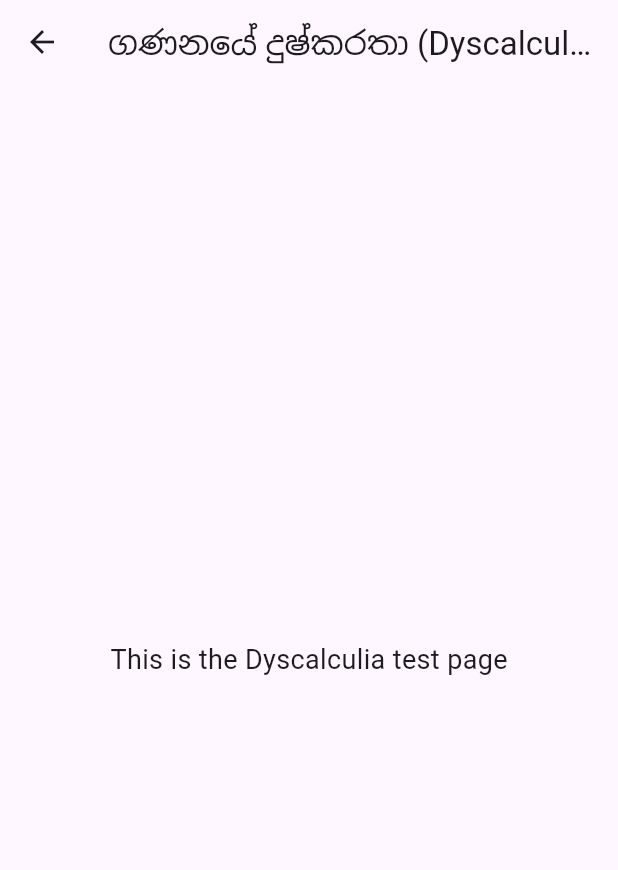
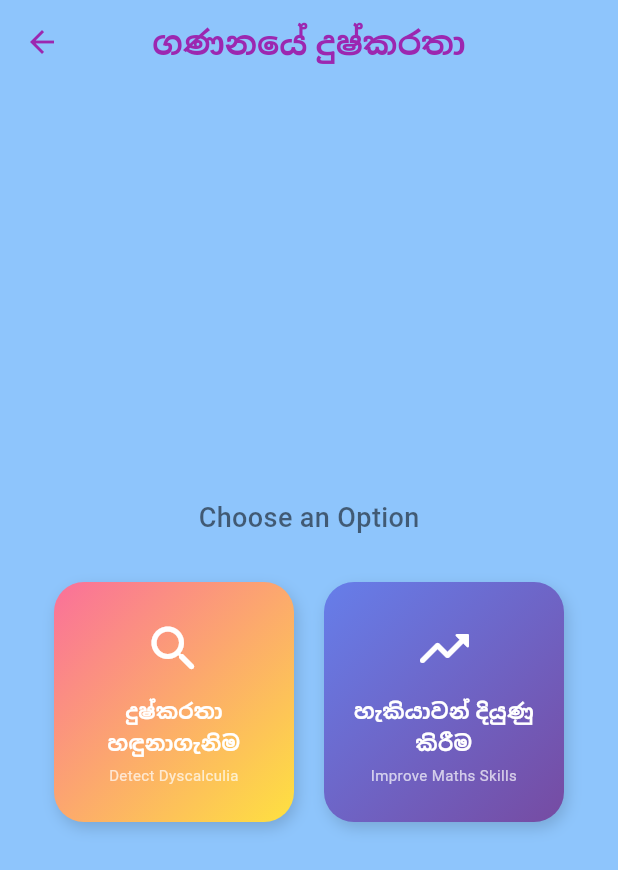
Before and after one commit to anupamamaheepala/RP_Frontend, a Flutter app: the DyscalculiaPage screen opened directly, on a phone screen of 412 x 824 dp. Shown: the top 870 px of the screen. Run offline on Flutter 3.47's test engine with Material 3 defaults, Android fonts, the phone set to English and light mode, and no system bars; missing offline and left inert: record.

Commit message:
update dyscal pages

```diff
--- a/lib/pages/dyscalculia_page.dart
+++ b/lib/pages/dyscalculia_page.dart
@@ -1,15 +1,141 @@
 import 'package:flutter/material.dart';
+import '/theme.dart'; // Ensure theme.dart is imported
+import 'Dyscalculia/dyscal_grade.dart'; // Import for Detect page
+import 'Dyscalculia/dyscal_improve.dart'; // Import for Improve page
 
 class DyscalculiaPage extends StatelessWidget {
   const DyscalculiaPage({super.key});
 
+  Widget _buildSquareButton({
+    required BuildContext context,
+    required String titleSi,
+    required String titleEn,
+    required IconData icon,
+    required Gradient gradient,
+    required VoidCallback onTap,
+  }) {
+    return GestureDetector(
+      onTap: onTap,
+      child: Container(
+        width: 160,
+        height: 160,
+        padding: const EdgeInsets.all(16),
+        decoration: BoxDecoration(
+          gradient: gradient,
+          borderRadius: BorderRadius.circular(20),
+          boxShadow: [
+            BoxShadow(
+              color: Colors.black.withOpacity(0.15),
+              blurRadius: 8,
+              offset: const Offset(2, 4),
+            ),
+          ],
+        ),
+        child: Column(
+          mainAxisAlignment: MainAxisAlignment.center,
+          children: [
+            Icon(icon, size: 40, color: Colors.white),
+            const SizedBox(height: 12),
+            Text(
+              titleSi,
+              textAlign: TextAlign.center,
+              style: const TextStyle(
+                fontSize: 14, // Slightly smaller to fit Sinhala text
+                fontWeight: FontWeight.bold,
+                color: Colors.white,
+              ),
+            ),
+            const SizedBox(height: 4),
+            Text(
+              titleEn,
+              textAlign: TextAlign.center,
+              style: const TextStyle(
+                fontSize: 10,
+                color: Colors.white70,
+              ),
+            ),
+          ],
+        ),
+      ),
+    );
+  }
+
   @override
   Widget build(BuildContext context) {
     return Scaffold(
-      appBar: AppBar(title: const Text('ගණනයේ දුෂ්කරතා (Dyscalculia)')),
-      body: const Center(
-        child: Text('This is the Dyscalculia test page',
-            style: TextStyle(fontSize: 18)),
+      // Matching the Home Page background color
+      backgroundColor: const Color(0xFF8EC5FC),
+      appBar: AppBar(
+        backgroundColor: Colors.transparent,
+        elevation: 0,
+        leading: IconButton(
+          icon: const Icon(Icons.arrow_back, color: Colors.purple),
+          onPressed: () => Navigator.pop(context),
+        ),
+        title: const Text(
+          'ගණනයේ දුෂ්කරතා',
+          style: TextStyle(color: Colors.purple, fontWeight: FontWeight.bold),
+        ),
+        centerTitle: true,
+      ),
+      body: Center(
+        child: Padding(
+          padding: const EdgeInsets.all(16.0),
+          child: Column(
+            mainAxisAlignment: MainAxisAlignment.center,
+            children: [
+              const Text(
+                "Choose an Option",
+                style: TextStyle(
+                  fontSize: 18,
+                  fontWeight: FontWeight.w500,
+                  color: Colors.black54,
+                ),
+              ),
+              const SizedBox(height: 30),
+
+              // Row containing the two square buttons
+              Row(
+                mainAxisAlignment: MainAxisAlignment.spaceEvenly,
+                children: [
+                  // Button 1: Detect Dyscalculia
+                  _buildSquareButton(
+                    context: context,
+                    titleSi: 'දුෂ්කරතා හඳුනාගැනිම',
+                    titleEn: 'Detect Dyscalculia',
+                    icon: Icons.search_rounded,
+                    gradient: AppGradients.mathDetect, // Pink/Yellow
+                    onTap: () {
+                      Navigator.push(
+                        context,
+                        MaterialPageRoute(
+                          builder: (context) => const DyscalGradePage(),
+                        ),
+                      );
+                    },
+                  ),
+
+                  // Button 2: Improve Skills
+                  _buildSquareButton(
+                    context: context,
+                    titleSi: 'හැකියාවන් දියුණු කිරීම',
+                    titleEn: 'Improve Maths Skills',
+                    icon: Icons.trending_up_rounded,
+                    gradient: AppGradients.mathImprove, // Purple/Blue
+                    onTap: () {
+                      Navigator.push(
+                        context,
+                        MaterialPageRoute(
+                          builder: (context) => const DyscalImprovePage(),
+                        ),
+                      );
+                    },
+                  ),
+                ],
+              ),
+            ],
+          ),
+        ),
       ),
     );
   }
--- a/lib/theme.dart
+++ b/lib/theme.dart
@@ -51,20 +51,29 @@ class AppGradients {
     end: Alignment.bottomRight,
   );
 
-  // NEW: Green Gradient for Profile Actions (Select Difficulty / Save Changes)
   static const greenAction = LinearGradient(
     colors: [Color(0xFF43e97b), Color(0xFF38f9d7)],
-    // Adjusted slightly to match the vivid green in the image
-    // Or a slightly darker green:
-    // colors: [Color(0xFF2ED573), Color(0xFF1E90FF)],
-    // Let's stick to a vibrant green-teal mix based on the image
     begin: Alignment.centerLeft,
     end: Alignment.centerRight,
   );
 
-  // NEW: Avatar Border Gradient
   static const avatarBorder = LinearGradient(
     colors: [Color(0xFFFF758C), Color(0xFF764BA2)],
+    begin: Alignment.topLeft,
+    end: Alignment.bottomRight,
+  );
+
+  // --- NEW: Dyscalculia Specific Gradients ---
+  // Matches the Dyscalculia card style
+  static const mathDetect = LinearGradient(
+    colors: [Color(0xFFfa709a), Color(0xFFfee140)],
+    begin: Alignment.topLeft,
+    end: Alignment.bottomRight,
+  );
+
+  // A distinct Purple/Blue gradient for "Improvement" (Wisdom/Skills)
+  static const mathImprove = LinearGradient(
+    colors: [Color(0xFF667eea), Color(0xFF764ba2)],
     begin: Alignment.topLeft,
     end: Alignment.bottomRight,
   );
@@ -74,18 +83,15 @@ class AppColors {
   static const secondaryButton = Color(0xFFEBEBF5);
   static const secondaryButtonText = Color(0xFF6B6B85);
 
-  // Chip Colors
-  static const ageChip = Color(0xFFFFFFFF); // White for Edit Profile Age
+  static const ageChip = Color(0xFFFFFFFF);
   static const ageChipSelected = Color(0xFF764BA2);
 
-  // Grade Colors
   static const grade3 = Color(0xFFFF6B6B);
   static const grade4 = Color(0xFFFFA502);
   static const grade5 = Color(0xFF2ED573);
   static const grade6 = Color(0xFF1E90FF);
   static const grade7 = Color(0xFFBE2EDD);
 
-  // Text Colors
-  static const username = Color(0xFF2D3436); // Dark color for username
-  static const labelText = Color(0xFF636e72); // Grey for labels
+  static const username = Color(0xFF2D3436);
+  static const labelText = Color(0xFF636e72);
 }
```
Also changed, not shown: lib/pages/Dyscalculia/dyscal_grade.dart (added, +52 -0 lines), lib/pages/Dyscalculia/dyscal_improve.dart (added, +52 -0 lines).
